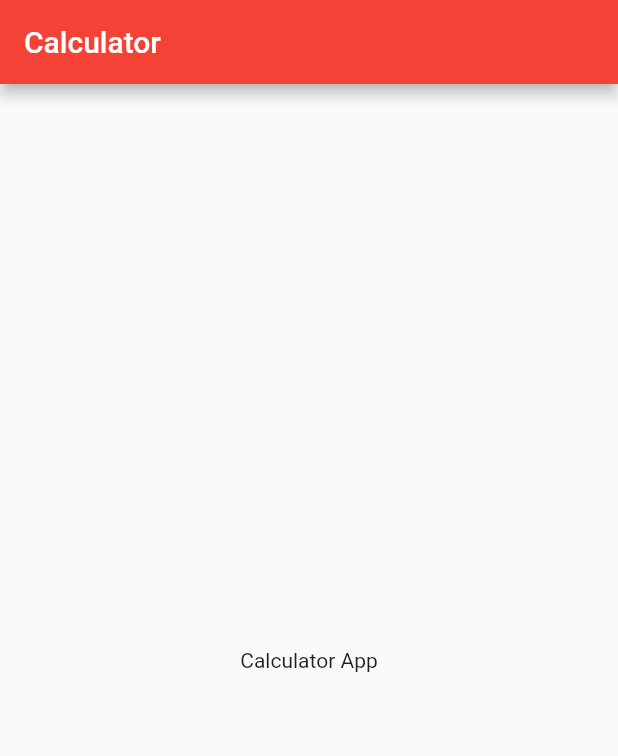
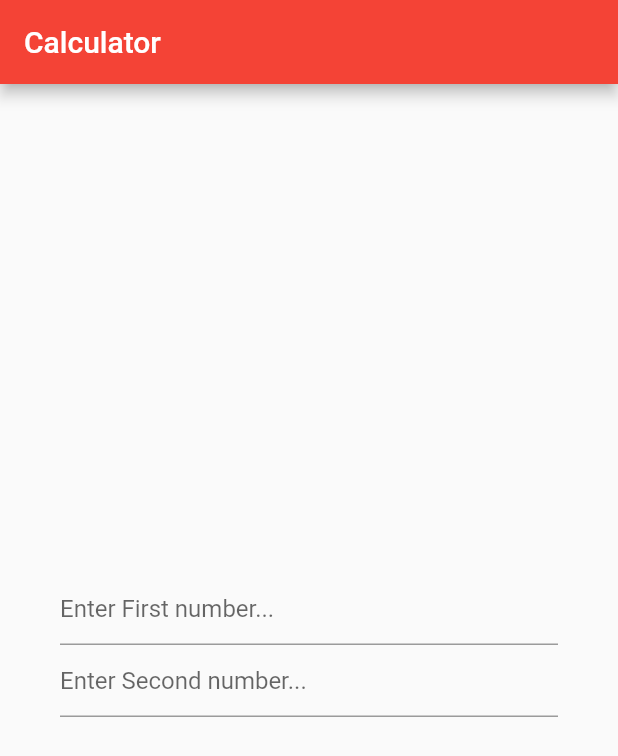
Before and after one commit to gautamamber/Flutter-calculator-app, a Flutter app: the screen it shows after launch, on a phone screen of 412 x 824 dp. Shown: the top 756 px of the screen. Run offline on Flutter 3.47's test engine with Material 2 defaults, Android fonts, the phone set to English and light mode, and no system bars.

Commit message:
Add Input field

```diff
--- a/lib/home_page.dart
+++ b/lib/home_page.dart
@@ -13,8 +13,28 @@ class _HomePageState extends State<HomePage> {
         title: new Text("Calculator"),
       ),
       body: new Container(
-        child: new Center(
-          child: new Text("Calculator App")
+        padding: const EdgeInsets.all(40.0),
+        child: new Column(
+          mainAxisAlignment: MainAxisAlignment.center,
+
+          children: <Widget>[
+            new TextField(
+              keyboardType: TextInputType.number,
+              decoration: new InputDecoration(hintText: "Enter First number..."),
+            ),
+            new TextField(
+              keyboardType: TextInputType.number,
+              decoration: new InputDecoration(hintText: "Enter Second number..."),
+            ),
+            new Padding(
+              padding: const EdgeInsets.only(top: 20.0),
+            ),
+            new Row(
+              mainAxisAlignment: MainAxisAlignment.center,
+            )
+
+          ],
+        ),
         ),
       ),
     );
```
